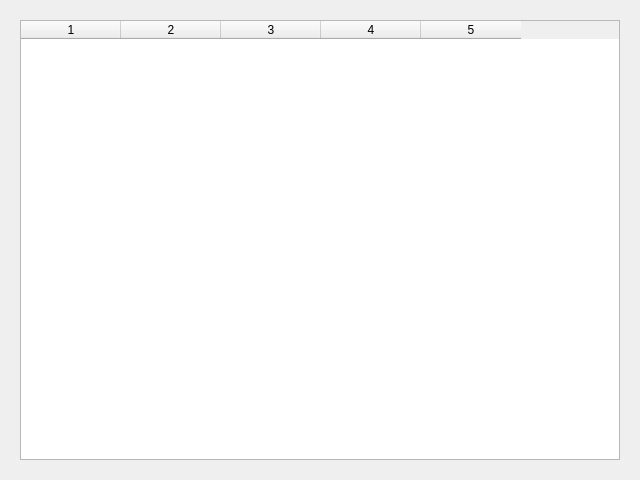
Before: the Qt Designer form qt/mainwindow.ui in kench1994/PortForward, drawn with Qt 5.
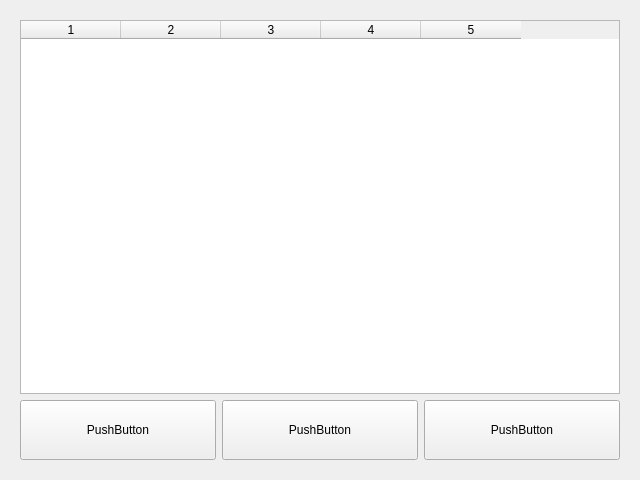
After: the same form once the commit is applied.

Commit message: 添加按钮

Patch:
```diff
--- a/qt/mainwindow.ui
+++ b/qt/mainwindow.ui
@@ -39,10 +39,7 @@
     <property name="bottomMargin">
      <number>20</number>
     </property>
-    <property name="spacing">
-     <number>0</number>
-    </property>
-    <item row="0" column="0">
+    <item row="0" column="0" colspan="3">
      <widget class="QTableWidget" name="tableWidget">
       <property name="enabled">
        <bool>true</bool>
@@ -86,6 +83,63 @@
       </column>
      </widget>
     </item>
+    <item row="1" column="0">
+     <widget class="QPushButton" name="pushButton">
+      <property name="sizePolicy">
+       <sizepolicy hsizetype="Minimum" vsizetype="Fixed">
+        <horstretch>0</horstretch>
+        <verstretch>0</verstretch>
+       </sizepolicy>
+      </property>
+      <property name="minimumSize">
+       <size>
+        <width>30</width>
+        <height>60</height>
+       </size>
+      </property>
+      <property name="text">
+       <string>PushButton</string>
+      </property>
+     </widget>
+    </item>
+    <item row="1" column="1">
+     <widget class="QPushButton" name="pushButton_2">
+      <property name="sizePolicy">
+       <sizepolicy hsizetype="Minimum" vsizetype="Minimum">
+        <horstretch>0</horstretch>
+        <verstretch>0</verstretch>
+       </sizepolicy>
+      </property>
+      <property name="minimumSize">
+       <size>
+        <width>30</width>
+        <height>60</height>
+       </size>
+      </property>
+      <property name="text">
+       <string>PushButton</string>
+      </property>
+     </widget>
+    </item>
+    <item row="1" column="2">
+     <widget class="QPushButton" name="pushButton_3">
+      <property name="sizePolicy">
+       <sizepolicy hsizetype="Minimum" vsizetype="Fixed">
+        <horstretch>0</horstretch>
+        <verstretch>0</verstretch>
+       </sizepolicy>
+      </property>
+      <property name="minimumSize">
+       <size>
+        <width>30</width>
+        <height>60</height>
+       </size>
+      </property>
+      <property name="text">
+       <string>PushButton</string>
+      </property>
+     </widget>
+    </item>
    </layout>
   </widget>
  </widget>
```
The commit also changes 1 other file.
